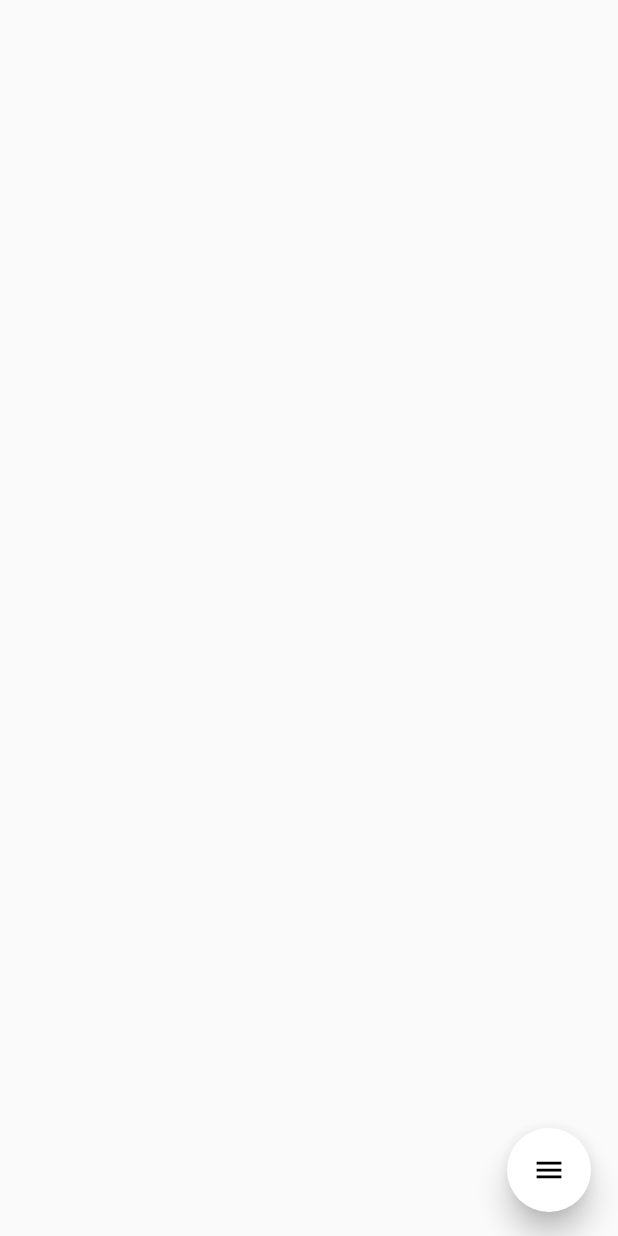
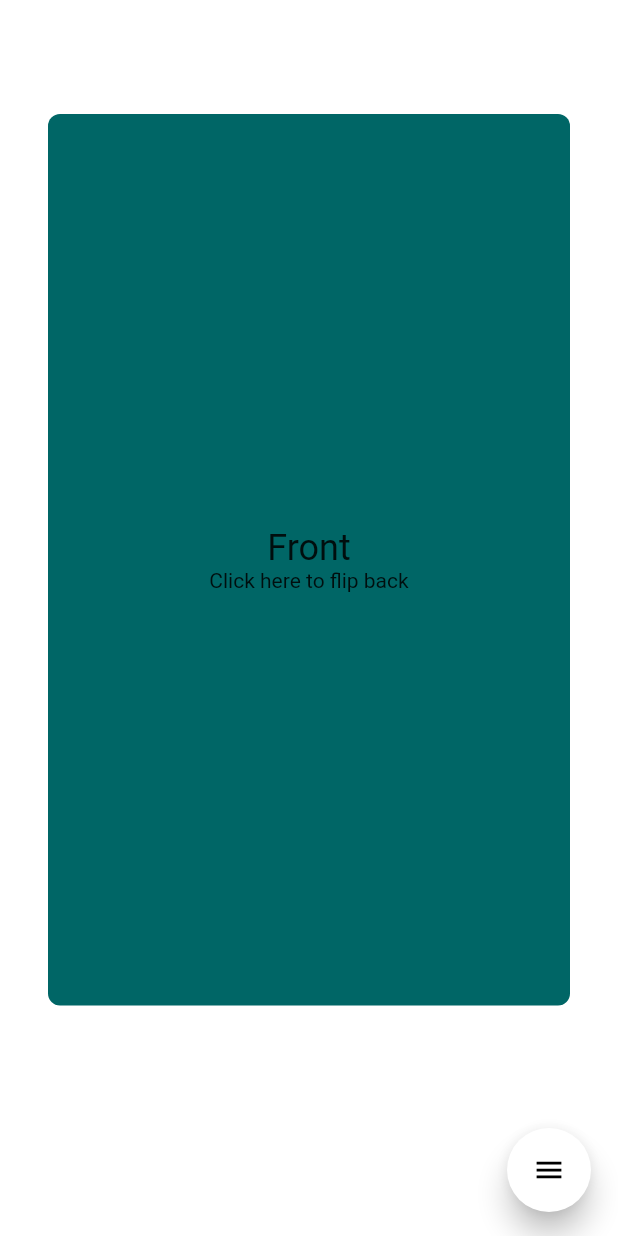
Before and after one commit to anovoa98/CloseSo, a Flutter app: the InicioTabs screen opened directly, on a phone screen of 412 x 824 dp. Run offline on Flutter 3.47's test engine with Material 2 defaults, Android fonts, the phone set to English and light mode, and no system bars; drawn by our look-alikes of flip_card; our stand-ins replace firebase_auth, flutter_slidable, google_maps_flutter, location, shimmer; missing offline and left inert: dynamic_list_view; accounts and stored records are empty.

Commit message:
chatbots, main page
A view of main page, of soClose, just a card.
Proof about chatbot

```diff
--- /dev/null
+++ b/lib/chat/Global/Colors.dart
@@ -0,0 +1,36 @@
+library samplechat.globals.color;
+
+import 'package:flutter/material.dart';
+
+const MaterialColor blue = const MaterialColor(0xFF54C5E6, const <int, Color>{
+  10: const Color(0x0D54C5E6),
+  50: const Color(0x2654C5E6),
+  100: const Color(0x4054C5E6),
+  200: const Color(0x5954C5E6),
+  300: const Color(0x7354C5E6),
+  400: const Color(0x8C54C5E6),
+  500: const Color(0xA654C5E6),
+  600: const Color(0xBF54C5E6),
+  700: const Color(0xD954C5E6),
+  800: const Color(0xF254C5E6),
+  900: const Color(0xFF54C5E6),
+});
+
+const MaterialColor orange = const MaterialColor(0xFFFF8C00, const <int, Color>{
+  10: const Color(0x0DFF8C00),
+  50: const Color(0x26FF8C00),
+  100: const Color(0x40FF8C00),
+  200: const Color(0x59FF8C00),
+  300: const Color(0x73FF8C00),
+  400: const Color(0x8CFF8C00),
+  500: const Color(0xA6FF8C00),
+  600: const Color(0xBFFF8C00),
+  700: const Color(0xD9FF8C00),
+  800: const Color(0xF2FF8C00),
+  900: const Color(0xFFFF8C00),
+});
+
+//Color orange = const Color(0xFFFF8C00);
+// Color blue = const Color(0xFF54C5E6);
+Color backGround = const Color(0xFFFbFbFb);
+// Color backGround = const Color(0xFFF2F2F2);
--- a/lib/tabs/inicio_tabs.dart
+++ b/lib/tabs/inicio_tabs.dart
@@ -4,13 +4,96 @@ import 'package:login/tabs/resgistro_tabs.dart';
 import 'package:login/buscar_amigos.dart';
 import 'package:login/listado_amigos.dart';
 import 'package:login/flutter_speed_dial.dart';
-
+import 'package:flip_card/flip_card.dart';
+import 'package:login/chat/View/ChatListPageView.dart';
 
 class InicioTabs extends StatelessWidget {
   bool _dialVisible = true;
+
+   _renderBg() {
+    return Container(
+      decoration: BoxDecoration(color: const Color(0xFFFFFFFF)),
+    );
+  }
+
+  _renderAppBar(context) {
+    return MediaQuery.removePadding(
+      context: context,
+      removeBottom: true,
+      child: AppBar(
+        brightness: Brightness.dark,
+        elevation: 0.0,
+        backgroundColor: Color(0x00FFFFFF),
+      ),
+    );
+  }
+
+  _renderContent(context) {
+    return Card(
+      elevation: 0.0,
+      margin: EdgeInsets.only(left: 32.0, right: 32.0, top: 20.0, bottom: 0.0),
+      color: Color(0x00000000),
+      child: FlipCard(
+        direction: FlipDirection.HORIZONTAL,
+        speed: 1000,
+        onFlipDone: (status) {
+          print(status);
+        },
+        front: Container(
+          decoration: BoxDecoration(
+            color: Color(0xFF006666),
+            borderRadius: BorderRadius.all(Radius.circular(8.0)),
+          ),
+          child: Column(
+            mainAxisAlignment: MainAxisAlignment.center,
+            children: <Widget>[
+              Text('Front', style: Theme.of(context).textTheme.headline),
+              Text('Click here to flip back',
+                  style: Theme.of(context).textTheme.body1),
+            ],
+          ),
+        ),
+        back: Container(
+          decoration: BoxDecoration(
+            color: Color(0xFF006666),
+            borderRadius: BorderRadius.all(Radius.circular(8.0)),
+          ),
+          child: Column(
+            mainAxisAlignment: MainAxisAlignment.center,
+            children: <Widget>[
+              Text('Back', style: Theme.of(context).textTheme.headline),
+              Text('Click here to flip front',
+                  style: Theme.of(context).textTheme.body1),
+            ],
+          ),
+        ),
+      ),
+    );
+  }
+
   @override
   Widget build(BuildContext context) {
     return Scaffold(
+      body: Stack(
+        fit: StackFit.expand,
+        children: <Widget>[
+          _renderBg(),
+          Column(
+            crossAxisAlignment: CrossAxisAlignment.stretch,
+            children: <Widget>[
+              _renderAppBar(context),
+              Expanded(
+                flex: 4,
+                child: _renderContent(context),
+              ),
+              Expanded(
+                flex: 1,
+                child: Container(),
+              ),
+            ],
+          )
+        ],
+      ),
       floatingActionButton: SpeedDial(
         animatedIcon: AnimatedIcons.menu_close,
         animatedIconTheme: IconThemeData(size: 22.0),
@@ -34,21 +117,22 @@ class InicioTabs extends StatelessWidget {
               backgroundColor: Colors.red,
               label: 'Map',
               labelStyle: TextStyle(fontWeight: FontWeight.w500),
-              onTap: () => Navigator.push(context, MaterialPageRoute(builder: (context)=>BuscarAmigosPage()))
-            ),
+              onTap: () => Navigator.push(context,
+                  MaterialPageRoute(builder: (context) => BuscarAmigosPage()))),
           SpeedDialChild(
               child: Icon(Icons.favorite),
               backgroundColor: Colors.blue,
               label: 'Favorites',
               labelStyle: TextStyle(fontWeight: FontWeight.w500),
-              onTap: () => Navigator.push(context, MaterialPageRoute(builder: (context)=>AmigosFavoritos()))
-            ),
+              onTap: () => Navigator.push(context,
+                  MaterialPageRoute(builder: (context) => AmigosFavoritos()))),
           SpeedDialChild(
             child: Icon(Icons.chat_bubble_outline),
             backgroundColor: Colors.green,
             label: 'Chats',
             labelStyle: TextStyle(fontWeight: FontWeight.w500),
-              onTap: () => Navigator.push(context, MaterialPageRoute(builder: (context)=>ChatsAmigos())),
+            onTap: () => Navigator.push(context,
+                MaterialPageRoute(builder: (context) => ChatListPageView())),
           ),
         ],
       ),
```
Also changed, not shown: lib/chat/View/ChatListPageView.dart (added, +125 -0 lines), lib/chat/View/ChatPageView.dart (added, +215 -0 lines), lib/chat/Widget/ChatListViewItem.dart (added, +110 -0 lines), lib/chat/Widget/Loading.dart (added, +31 -0 lines), lib/chat/Widget/ReceivedMessageWidget.dart (added, +49 -0 lines), lib/chat/Widget/SendedMessageWidget.dart (added, +50 -0 lines), pubspec.yaml (+14 -0 lines), assets/images/chat-background-1.jpg (added), assets/images/person1.jpg (added), assets/images/person2.png (added), assets/images/person3.jpg (added), assets/images/person4.png (added), assets/images/person5.jpg (added), assets/images/person6.jpg (added), 2 more files, 1 other file. Lines whose indentation alone changed are shown as unchanged.
